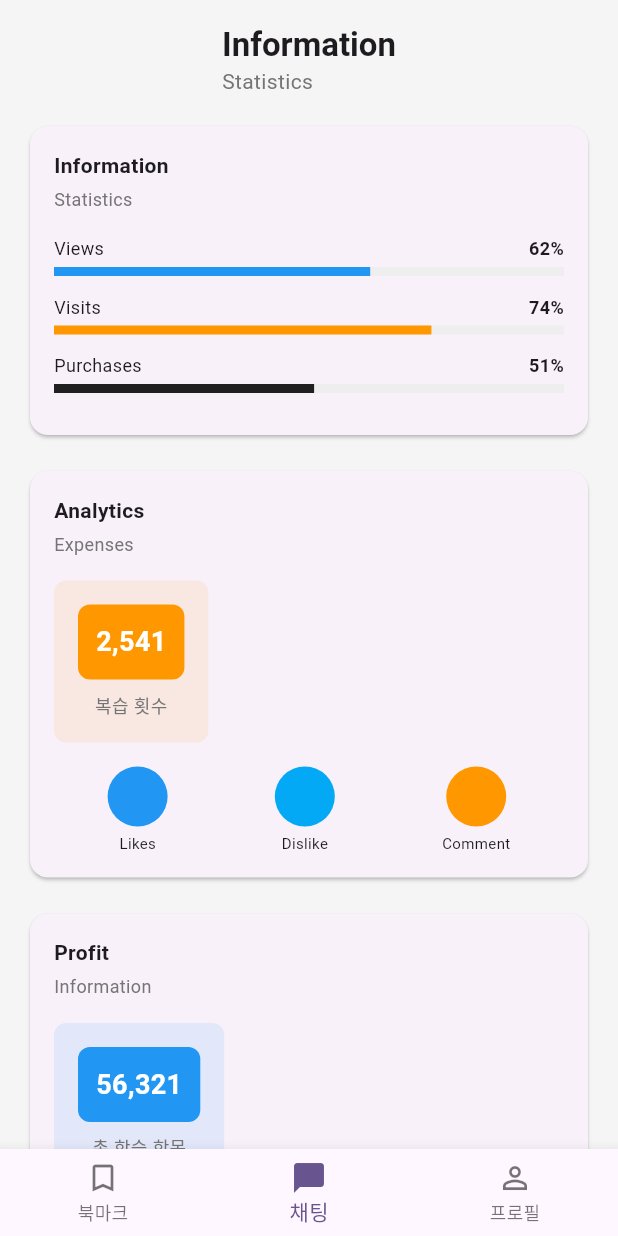
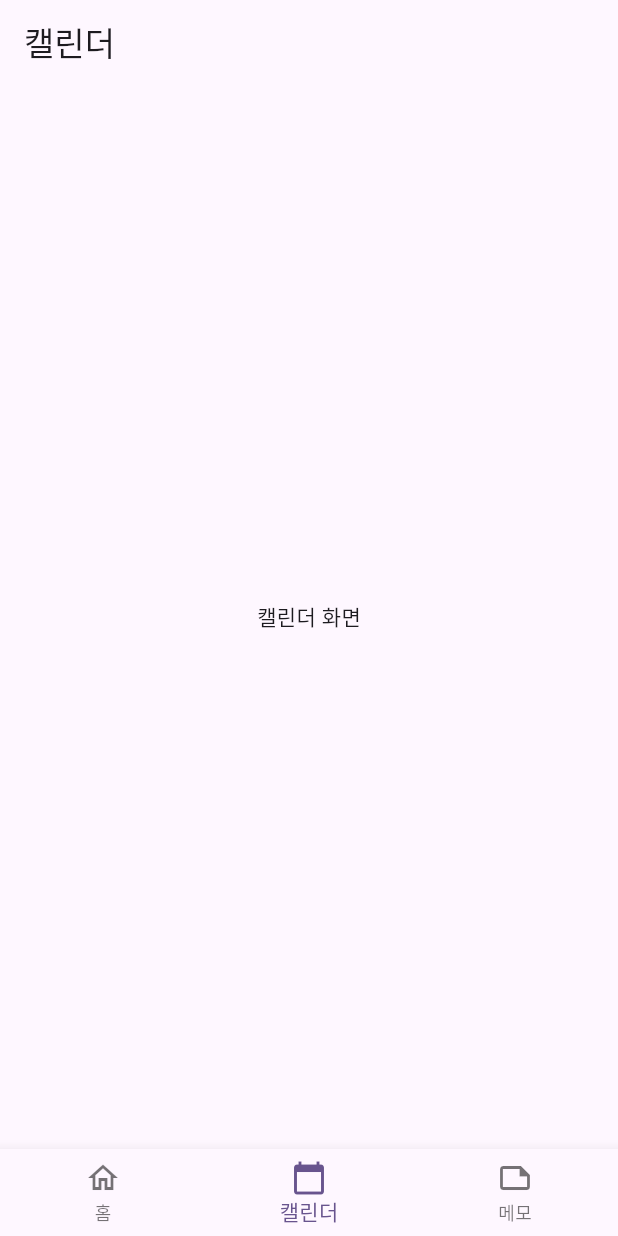
Before and after one commit to junhyuk1014/MajorProject, a Flutter app: the screen it shows after launch, item 2 of the bottom bar chosen, on a phone screen of 412 x 824 dp. Run offline on Flutter 3.47's test engine with Material 3 defaults, Android fonts, the phone set to English and light mode, and no system bars.

Commit message:
Add: 캘린더/메모 화면 추가 및 네비게이션 구현, 통계 화면 수정

```diff
--- /dev/null
+++ b/lib/calendar_screen.dart
@@ -0,0 +1,17 @@
+import 'package:flutter/material.dart';
+
+class CalendarScreen extends StatelessWidget {
+  const CalendarScreen({super.key});
+
+  @override
+  Widget build(BuildContext context) {
+    return Scaffold(
+      appBar: AppBar(
+        title: const Text('캘린더'),
+      ),
+      body: const Center(
+        child: Text('캘린더 화면'),
+      ),
+    );
+  }
+}
--- a/lib/home_screen.dart
+++ b/lib/home_screen.dart
@@ -1,4 +1,6 @@
 import 'package:flutter/material.dart';
+import 'calendar_screen.dart';
+import 'memo_screen.dart';
 
 class HomeScreen extends StatefulWidget {
   const HomeScreen({super.key});
@@ -14,7 +16,26 @@ class _HomeScreenState extends State<HomeScreen> {
   Widget build(BuildContext context) {
     return Scaffold(
       backgroundColor: Colors.grey[100],
-      body: SafeArea(
+      body: _getScreenForIndex(_selectedIndex),
+      bottomNavigationBar: _buildBottomNavigationBar(),
+    );
+  }
+
+  Widget _getScreenForIndex(int index) {
+    switch (index) {
+      case 0:
+        return _buildStatisticsScreen();
+      case 1:
+        return const CalendarScreen();
+      case 2:
+        return const MemoScreen();
+      default:
+        return _buildStatisticsScreen();
+    }
+  }
+
+  Widget _buildStatisticsScreen() {
+    return SafeArea(
       child: Column(
         children: [
           // 상단 제목
@@ -24,15 +45,10 @@ class _HomeScreenState extends State<HomeScreen> {
               crossAxisAlignment: CrossAxisAlignment.start,
               children: [
                 Text(
-                    'Information',
-                    style: Theme.of(context).textTheme.titleLarge?.copyWith(
-                      fontWeight: FontWeight.bold,
-                    ),
-                  ),
-                  Text(
                   'Statistics',
                   style: Theme.of(context).textTheme.bodyMedium?.copyWith(
                     color: Colors.grey[600],
+                    fontSize: 18,
                   ),
                 ),
               ],
@@ -44,23 +60,24 @@ class _HomeScreenState extends State<HomeScreen> {
             child: ListView(
               padding: const EdgeInsets.symmetric(horizontal: 16),
               children: [
-                  _buildPanel('Information', 'Statistics', [
+                _buildPanel('나의 망각 곡선', [
                   _buildProgressBar('Views', 0.62, Colors.blue),
                   _buildProgressBar('Visits', 0.74, Colors.orange),
                   _buildProgressBar('Purchases', 0.51, Colors.black87),
                 ]),
                 const SizedBox(height: 16),
-                  _buildPanel('Analytics', 'Expenses', [
+
+                _buildPanel('가장 많이 망각한 항목(원그래프)',[
                   _buildNumberBox('2,541', '복습 횟수', Colors.orange),
-                    _buildCircleRow(['Likes', 'Dislike', 'Comment']),
                 ]),
                 const SizedBox(height: 16),
-                  _buildPanel('Profit', 'Information', [
+
+                _buildPanel('가장 많이 망각한 일정', [
                   _buildNumberBox('56,321', '총 학습 항목', Colors.blue),
-                    _buildCircleRow(['Donates', 'Subscription', 'Advertising', 'Purchases']),
                 ]),
                 const SizedBox(height: 16),
-                  _buildPanel('Saving', '', [
+
+                _buildPanel('나의 EF수치(막대그래프)', [
                   _buildNumberBox('77,483', '누적 복습', Colors.black87),
                   _buildInfoList(),
                 ]),
@@ -70,12 +87,10 @@ class _HomeScreenState extends State<HomeScreen> {
           ),
         ],
       ),
-      ),
-      bottomNavigationBar: _buildBottomNavigationBar(),
     );
   }
 
-  Widget _buildPanel(String title, String subtitle, List<Widget> children) {
+  Widget _buildPanel(String title, List<Widget> children, [String subtitle = '']) {
     return Card(
       child: Padding(
         padding: const EdgeInsets.all(16.0),
@@ -125,7 +140,7 @@ class _HomeScreenState extends State<HomeScreen> {
     return Container(
       padding: const EdgeInsets.all(16),
       decoration: BoxDecoration(
-        color: color.withOpacity(0.1),
+        color: color.withValues(alpha: 0.1),
         borderRadius: BorderRadius.circular(8),
       ),
       child: Column(
@@ -260,19 +275,19 @@ class _HomeScreenState extends State<HomeScreen> {
       type: BottomNavigationBarType.fixed,
       items: const [
         BottomNavigationBarItem(
-          icon: Icon(Icons.bookmark_border),
-          activeIcon: Icon(Icons.bookmark),
-          label: '북마크',
+          icon: Icon(Icons.home_outlined),
+          activeIcon: Icon(Icons.home),
+          label: '홈',
         ),
         BottomNavigationBarItem(
-          icon: Icon(Icons.chat_bubble_outline),
-          activeIcon: Icon(Icons.chat_bubble),
-          label: '채팅',
+          icon: Icon(Icons.calendar_today_outlined),
+          activeIcon: Icon(Icons.calendar_today),
+          label: '캘린더',
         ),
         BottomNavigationBarItem(
-          icon: Icon(Icons.person_outline),
-          activeIcon: Icon(Icons.person),
-          label: '프로필',
+          icon: Icon(Icons.note_outlined),
+          activeIcon: Icon(Icons.note),
+          label: '메모',
         ),
       ],
     );
--- /dev/null
+++ b/lib/memo_screen.dart
@@ -0,0 +1,17 @@
+import 'package:flutter/material.dart';
+
+class MemoScreen extends StatelessWidget {
+  const MemoScreen({super.key});
+
+  @override
+  Widget build(BuildContext context) {
+    return Scaffold(
+      appBar: AppBar(
+        title: const Text('메모'),
+      ),
+      body: const Center(
+        child: Text('메모 화면'),
+      ),
+    );
+  }
+}
```
Also changed, not shown: 1 other file. Lines whose indentation alone changed are shown as unchanged.
